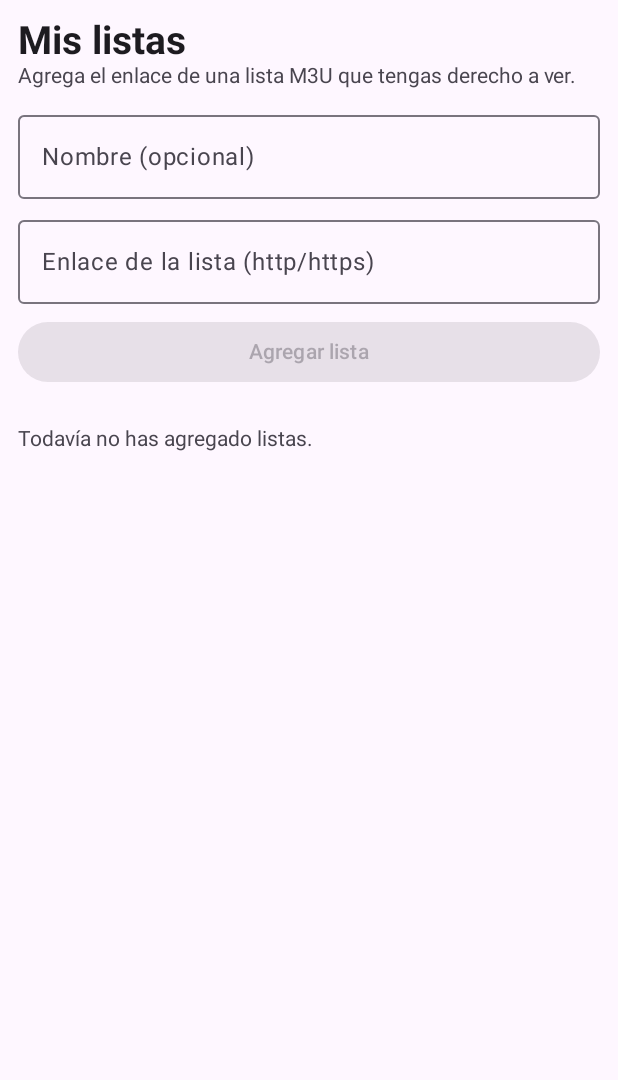
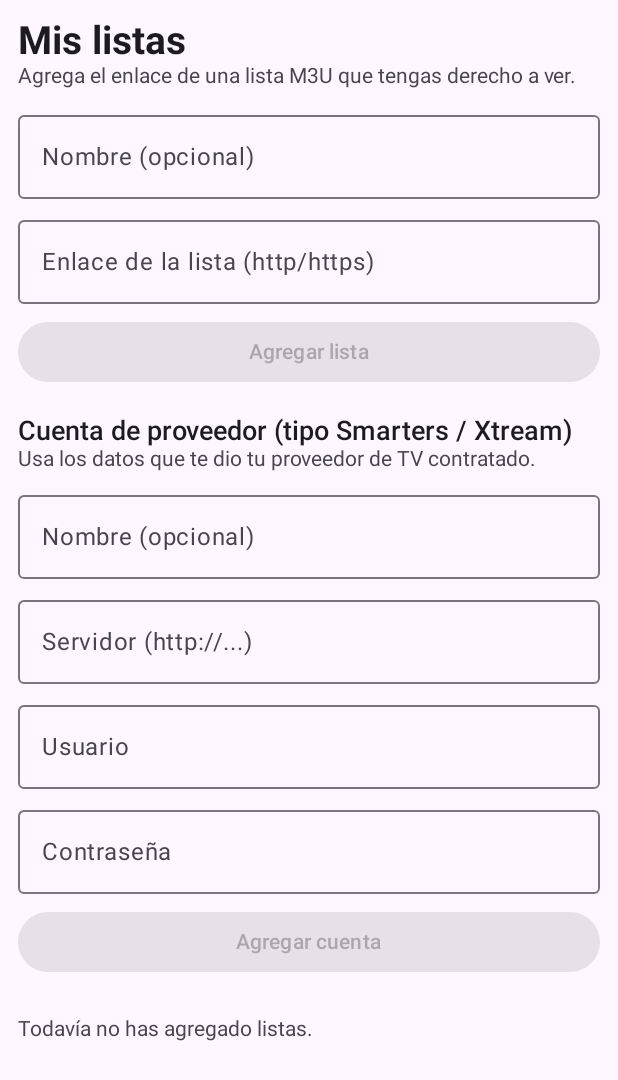
Before and after one commit to arcongel/pantalla-abierta, an Android app built with Jetpack Compose: the composable SavedListsView shown on its own in the app's theme, on a phone screen of 412 x 824 dp. Shown: the top 1080 px of the screen. Run offline under Robolectric (Android 15) with nearby library versions, the phone set to English and light mode, and no system bars; network calls fail; pictures from the network do not load.

Commit message:
Update ListsScreen.kt

```diff
--- a/app/src/main/java/co/pantallaabierta/app/ui/ListsScreen.kt
+++ b/app/src/main/java/co/pantallaabierta/app/ui/ListsScreen.kt
@@ -50,6 +50,7 @@ import androidx.compose.ui.layout.ContentScale
 import androidx.compose.ui.platform.LocalContext
 import androidx.compose.ui.text.font.FontWeight
 import androidx.compose.ui.text.input.KeyboardType
+import androidx.compose.ui.text.input.PasswordVisualTransformation
 import androidx.compose.ui.text.style.TextOverflow
 import androidx.compose.ui.unit.dp
 import androidx.compose.ui.unit.sp
@@ -63,6 +64,7 @@ import co.pantallaabierta.app.data.M3uList
 import co.pantallaabierta.app.data.SavedLists
 import coil.compose.AsyncImage
 import kotlinx.coroutines.launch
+import java.net.URLEncoder
 
 class ListsViewModel(app: Application) : AndroidViewModel(app) {
     private val store = SavedLists(app)
@@ -146,6 +148,8 @@ private fun SavedListsView(vm: ListsViewModel) {
                 enabled = validUrl,
                 modifier = Modifier.fillMaxWidth(),
             ) { Text("Agregar lista") }
+            Spacer(Modifier.height(18.dp))
+            XtreamForm { name, url -> vm.add(name, url) }
         }
         if (vm.lists.isEmpty()) {
             item {
@@ -165,7 +169,7 @@ private fun SavedListsView(vm: ListsViewModel) {
                 Row(Modifier.padding(12.dp), verticalAlignment = Alignment.CenterVertically) {
                     Column(Modifier.weight(1f)) {
                         Text(l.name, fontWeight = FontWeight.SemiBold)
-                        Text(l.url, fontSize = 12.sp, maxLines = 1, overflow = TextOverflow.Ellipsis,
+                        Text(displayUrl(l.url), fontSize = 12.sp, maxLines = 1, overflow = TextOverflow.Ellipsis,
                             color = MaterialTheme.colorScheme.onSurfaceVariant)
                     }
                     IconButton(onClick = { vm.remove(l) }) { Icon(Icons.Filled.Delete, "Quitar lista") }
@@ -252,3 +256,67 @@ private fun ChannelList(list: M3uList, state: Load<List<M3uChannel>>?, onBack: (
         }
     }
 }
+
+/** Cuenta de proveedor tipo "Xtream Codes" (la que usan apps como IPTV Smarters). */
+@Composable
+private fun XtreamForm(onAdd: (String, String) -> Unit) {
+    var name by rememberSaveable { mutableStateOf("") }
+    var server by rememberSaveable { mutableStateOf("") }
+    var user by rememberSaveable { mutableStateOf("") }
+    var pass by rememberSaveable { mutableStateOf("") }
+    val ok = (server.trim().startsWith("http://") || server.trim().startsWith("https://")) &&
+        user.isNotBlank() && pass.isNotBlank()
+
+    Text("Cuenta de proveedor (tipo Smarters / Xtream)", fontSize = 18.sp, fontWeight = FontWeight.SemiBold)
+    Text(
+        "Usa los datos que te dio tu proveedor de TV contratado.",
+        color = MaterialTheme.colorScheme.onSurfaceVariant,
+        fontSize = 14.sp,
+    )
+    Spacer(Modifier.height(8.dp))
+    OutlinedTextField(
+        value = name, onValueChange = { name = it },
+        label = { Text("Nombre (opcional)") }, singleLine = true,
+        modifier = Modifier.fillMaxWidth(),
+    )
+    Spacer(Modifier.height(6.dp))
+    OutlinedTextField(
+        value = server, onValueChange = { server = it },
+        label = { Text("Servidor (http://...)") }, singleLine = true,
+        keyboardOptions = KeyboardOptions(keyboardType = KeyboardType.Uri),
+        modifier = Modifier.fillMaxWidth(),
+    )
+    Spacer(Modifier.height(6.dp))
+    OutlinedTextField(
+        value = user, onValueChange = { user = it },
+        label = { Text("Usuario") }, singleLine = true,
+        modifier = Modifier.fillMaxWidth(),
+    )
+    Spacer(Modifier.height(6.dp))
+    OutlinedTextField(
+        value = pass, onValueChange = { pass = it },
+        label = { Text("Contraseña") }, singleLine = true,
+        visualTransformation = PasswordVisualTransformation(),
+        keyboardOptions = KeyboardOptions(keyboardType = KeyboardType.Password),
+        modifier = Modifier.fillMaxWidth(),
+    )
+    Spacer(Modifier.height(8.dp))
+    Button(
+        onClick = {
+            onAdd(name.ifBlank { user.trim() }, xtreamUrl(server, user, pass))
+            name = ""; server = ""; user = ""; pass = ""
+        },
+        enabled = ok,
+        modifier = Modifier.fillMaxWidth(),
+    ) { Text("Agregar cuenta") }
+}
+
+private fun xtreamUrl(server: String, user: String, pass: String): String {
+    fun enc(s: String) = URLEncoder.encode(s.trim(), "UTF-8")
+    return server.trim().trimEnd('/') + "/get.php?username=" + enc(user) +
+        "&password=" + enc(pass) + "&type=m3u_plus&output=m3u8"
+}
+
+/** No muestra la contraseña de las cuentas en pantalla. */
+private fun displayUrl(url: String): String =
+    url.replace(Regex("password=[^&]*"), "password=••••")
```
